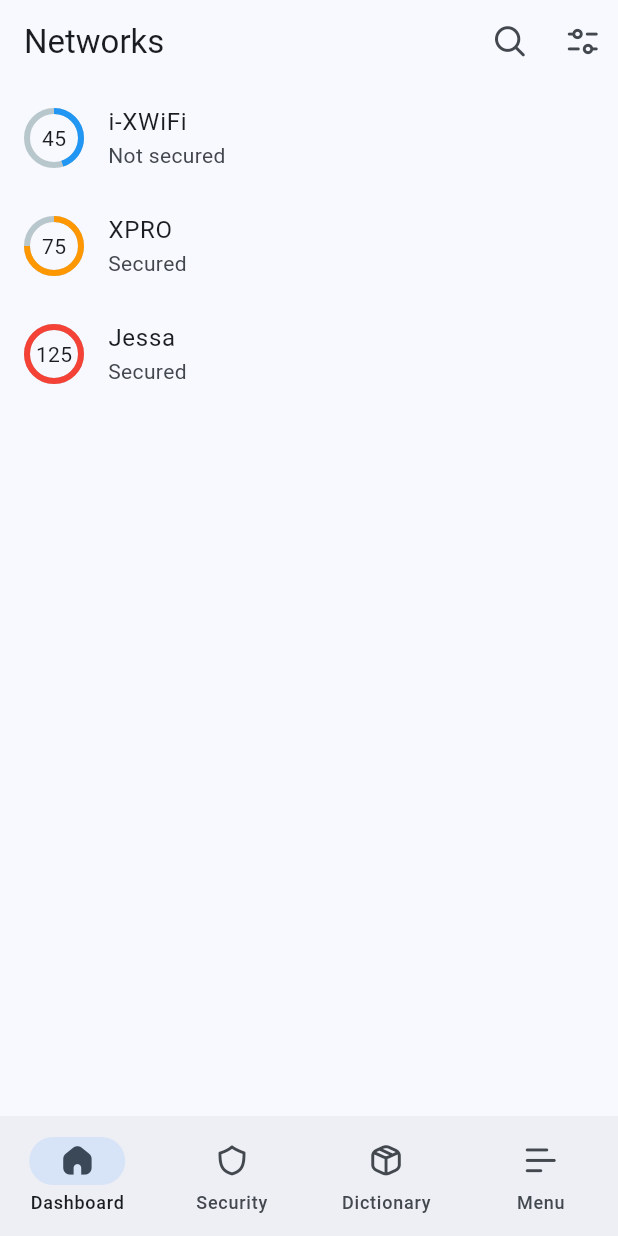
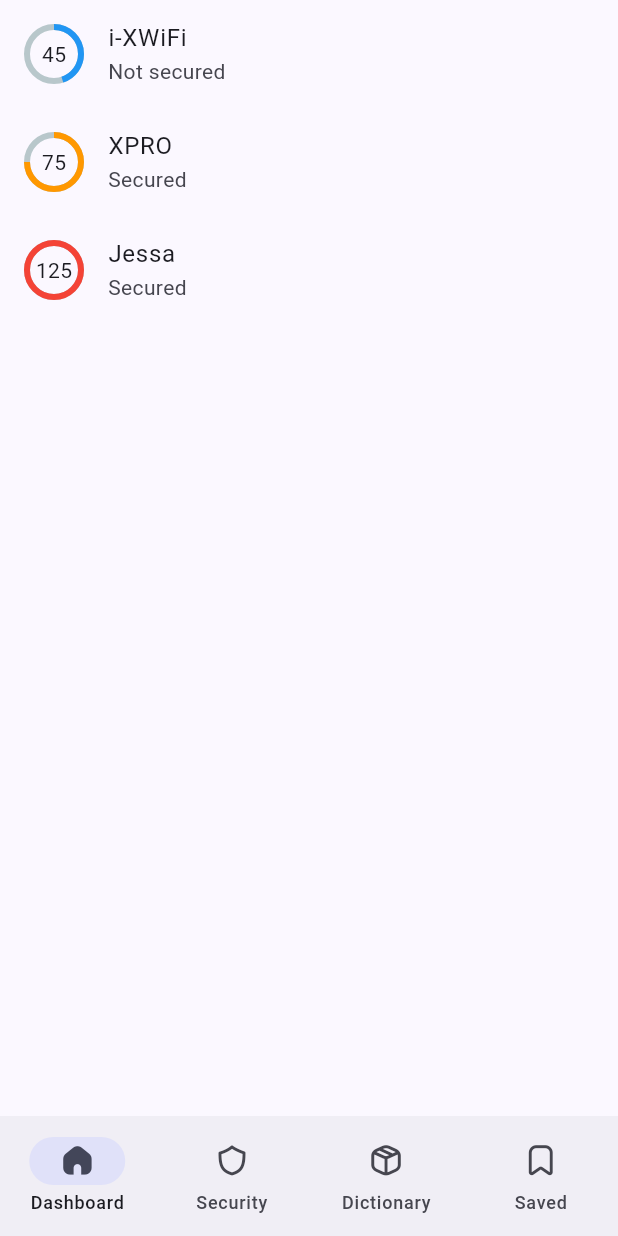
Before and after one commit to loybaldo/wracks, a Flutter app: the screen it shows after launch, on a phone screen of 412 x 824 dp. Run offline on Flutter 3.47's test engine with Material 2 defaults, Android fonts, the light colour scheme and no system bars; drawn by our look-alikes of percent_indicator; our stand-ins replace file_picker.

Commit message:
removed appbar

```diff
--- a/lib/main.dart
+++ b/lib/main.dart
@@ -16,7 +16,7 @@ class MyApp extends StatelessWidget {
       title: "Wracks",
       theme: ThemeData(
         brightness: Brightness.light,
-        colorSchemeSeed: Colors.blue,
+        colorSchemeSeed: Colors.indigo,
         useMaterial3: true,
       ),
       localizationsDelegates: const <LocalizationsDelegate<Object>>[
--- a/lib/screens/home_screen.dart
+++ b/lib/screens/home_screen.dart
@@ -1,10 +1,10 @@
 import 'package:flutter/material.dart';
 import '../magicoon.dart';
 
-import '../tabs/dictionary_tab.dart';
-import '../tabs/menu_tab.dart';
 import '../tabs/home_tab.dart';
 import '../tabs/security_tab.dart';
+import '../tabs/dictionary_tab.dart';
+import '../tabs/saved_tab.dart';
 
 class HomeScreen extends StatefulWidget {
   const HomeScreen({super.key});
@@ -20,7 +20,7 @@ class HomeScreenState extends State<HomeScreen> {
     const HomeTab(),
     const SecurityTab(),
     const DictionariesTab(),
-    const MenuTab(),
+    const SavedTab(),
   ];
 
   @override
@@ -52,10 +52,10 @@ class HomeScreenState extends State<HomeScreen> {
                     tooltip: "Dictionary",
                     label: "Dictionary"),
                 NavigationDestination(
-                    icon: Icon(Magicoon.menu_bold_outline),
-                    selectedIcon: Icon(Magicoon.menu),
-                    tooltip: "Menu",
-                    label: "Menu"),
+                    icon: Icon(Magicoon.bookmark_bold_outline),
+                    selectedIcon: Icon(Magicoon.bookmark),
+                    tooltip: "Saved",
+                    label: "Saved"),
               ],
             )));
   }
--- a/lib/tabs/home_tab.dart
+++ b/lib/tabs/home_tab.dart
@@ -8,23 +8,6 @@ class HomeTab extends StatelessWidget {
   @override
   Widget build(BuildContext context) {
     return Scaffold(
-        appBar: AppBar(
-          title: const Text("Networks"),
-          surfaceTintColor: Colors.white,
-          shadowColor: Colors.black,
-          actions: [
-            IconButton(
-              icon: const Icon(Magicoon.search_bold_outline),
-              tooltip: "Search networks",
-              onPressed: () {},
-            ),
-            IconButton(
-              icon: const Icon(Magicoon.sliders_h_bold_outline),
-              tooltip: "Network options",
-              onPressed: () {},
-            ),
-          ],
-        ),
         body: ListView(
       children: <Widget>[
         ListTile(
--- a/lib/tabs/menu_tab.dart
+++ /dev/null
@@ -1,15 +0,0 @@
-import 'package:flutter/material.dart';
-
-class MenuTab extends StatelessWidget {
-  const MenuTab({super.key});
-
-  @override
-  Widget build(BuildContext context) {
-    return Scaffold(
-      appBar: AppBar(
-        title: const Text("Menu"),
-      ),
-      body: const Center(child: Text('Menu Tab')),
-    );
-  }
-}
--- /dev/null
+++ b/lib/tabs/saved_tab.dart
@@ -0,0 +1,10 @@
+import 'package:flutter/material.dart';
+
+class SavedTab extends StatelessWidget {
+  const SavedTab({super.key});
+
+  @override
+  Widget build(BuildContext context) {
+    return const Scaffold(body: Center(child: Text('Saved Tab')));
+  }
+}
--- a/lib/tabs/security_tab.dart
+++ b/lib/tabs/security_tab.dart
@@ -7,9 +7,6 @@ class SecurityTab extends StatelessWidget {
   @override
   Widget build(BuildContext context) {
     return Scaffold(
-        appBar: AppBar(
-          title: const Text("Tasks"),
-        ),
         body: Center(
       child: CircularPercentIndicator(
         radius: 50.0,
```
Also changed, not shown: lib/tabs/dictionary_tab.dart (+0 -17 lines). Lines whose indentation alone changed are shown as unchanged.
